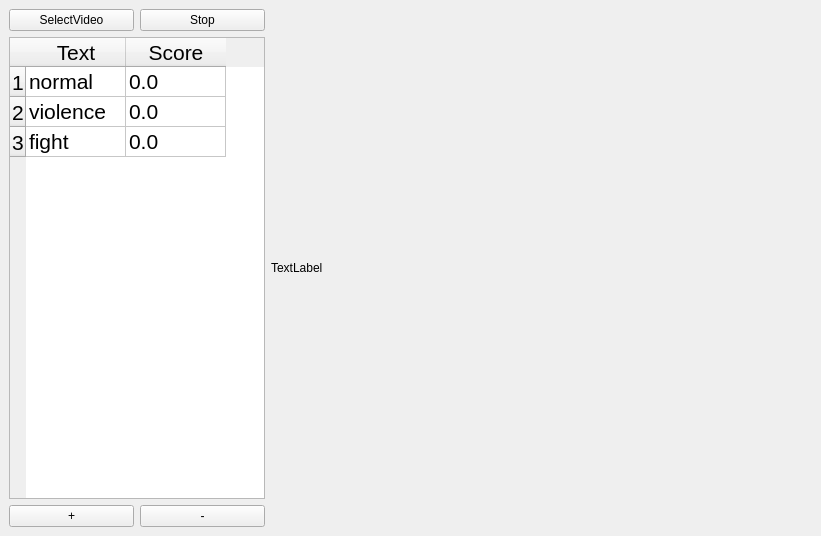
First picture: the form in qtproj/CLIPQT_VideoAnalyst/mainwindow.ui, repository ZHEQIUSHUI/CLIP-ONNX-AX650-CPP, before the edit.
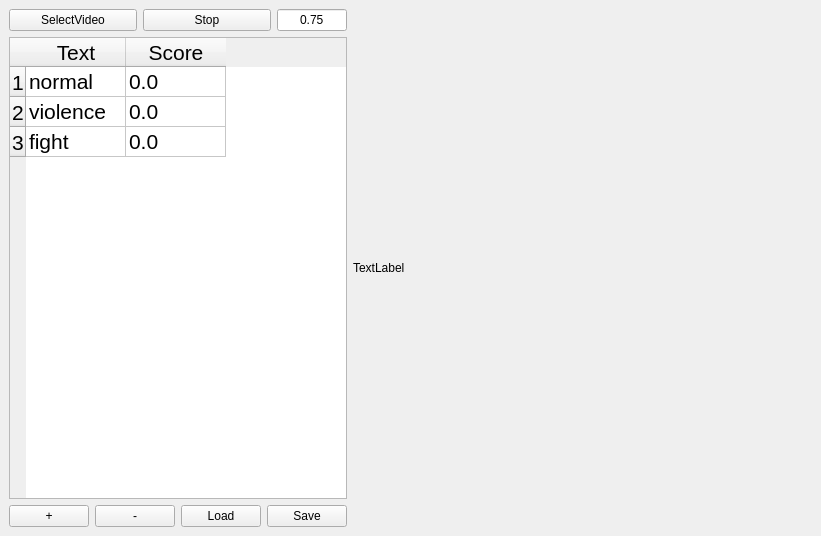
Second picture: the form after the edit. Custom widgets are drawn as their Qt base class.

Commit message: add load and save button

Patch:
```diff
--- a/qtproj/CLIPQT_VideoAnalyst/mainwindow.ui
+++ b/qtproj/CLIPQT_VideoAnalyst/mainwindow.ui
@@ -44,6 +44,22 @@
             </property>
            </widget>
           </item>
+          <item>
+           <widget class="QLineEdit" name="txt_threshold">
+            <property name="maximumSize">
+             <size>
+              <width>70</width>
+              <height>16777215</height>
+             </size>
+            </property>
+            <property name="text">
+             <string>0.75</string>
+            </property>
+            <property name="alignment">
+             <set>Qt::AlignCenter</set>
+            </property>
+           </widget>
+          </item>
          </layout>
         </item>
         <item>
@@ -141,6 +157,20 @@
             </property>
            </widget>
           </item>
+          <item>
+           <widget class="QPushButton" name="btn_load_txt">
+            <property name="text">
+             <string>Load</string>
+            </property>
+           </widget>
+          </item>
+          <item>
+           <widget class="QPushButton" name="btn_save_text">
+            <property name="text">
+             <string>Save</string>
+            </property>
+           </widget>
+          </item>
          </layout>
         </item>
        </layout>
```
The commit also changes 3 other files.
